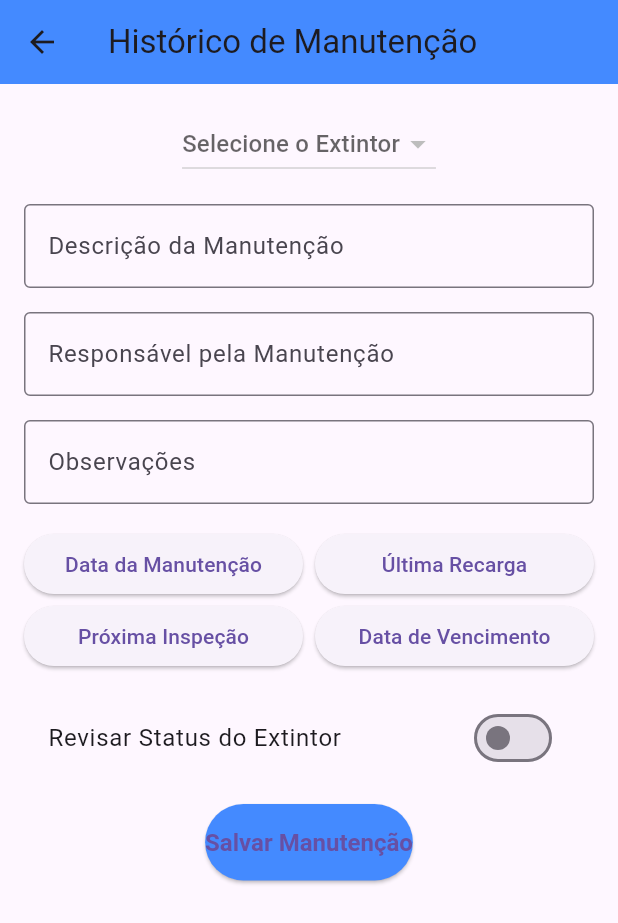
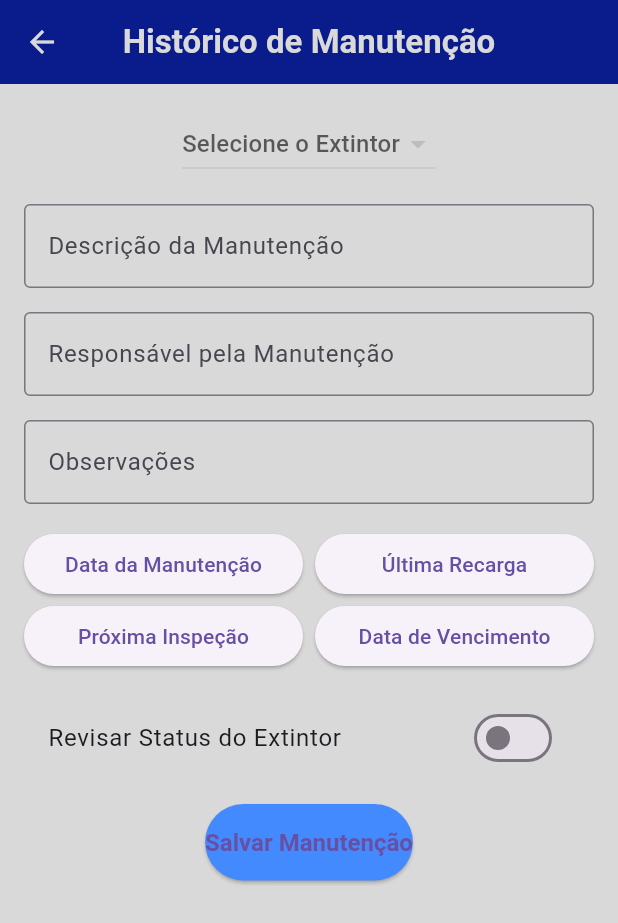
Before and after one commit to febeatriz/app_metro, a Flutter app: the ManutencaoExtintorPage screen opened directly, on a phone screen of 412 x 824 dp. Shown: the top 923 px of the screen. Run offline on Flutter 3.47's test engine with Material 3 defaults, Android fonts, the phone set to English and light mode, and no system bars; our stand-ins replace image_picker, pdf, printing, qr_flutter, shared_preferences; missing offline and left inert: qr_code_scanner_plus; accounts and stored records are empty; network calls fail.

Commit message:
app bar funcionando

```diff
--- a/lib/src/telas/Manutencao_Funcionando.dart
+++ b/lib/src/telas/Manutencao_Funcionando.dart
@@ -209,9 +209,19 @@ class _ManutencaoExtintorPageState extends State<ManutencaoExtintorPage> {
   @override
   Widget build(BuildContext context) {
     return Scaffold(
+      backgroundColor: const Color(0xFFD9D9D9),
       appBar: AppBar(
-        backgroundColor: Colors.blueAccent,
-        title: Text("Histórico de Manutenção"),
+        title: Text(
+          "Histórico de Manutenção",
+          style: TextStyle(
+            fontWeight: FontWeight.bold,
+            color: Color(0xFFD9D9D9),
+          ),
+        ),
+        backgroundColor: const Color(0xFF011689),
+        centerTitle: true,
+        elevation: 4,
+        iconTheme: const IconThemeData(color: Color(0xFFD9D9D9)),
       ),
       body: Padding(
         padding: const EdgeInsets.all(16.0),
```
